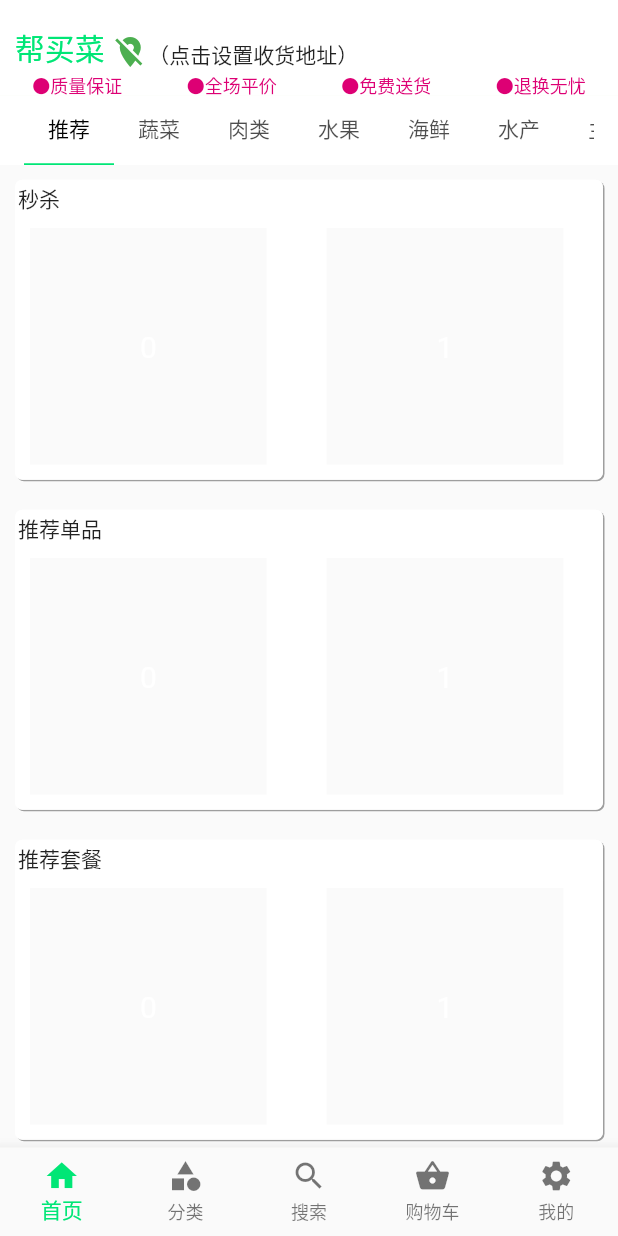
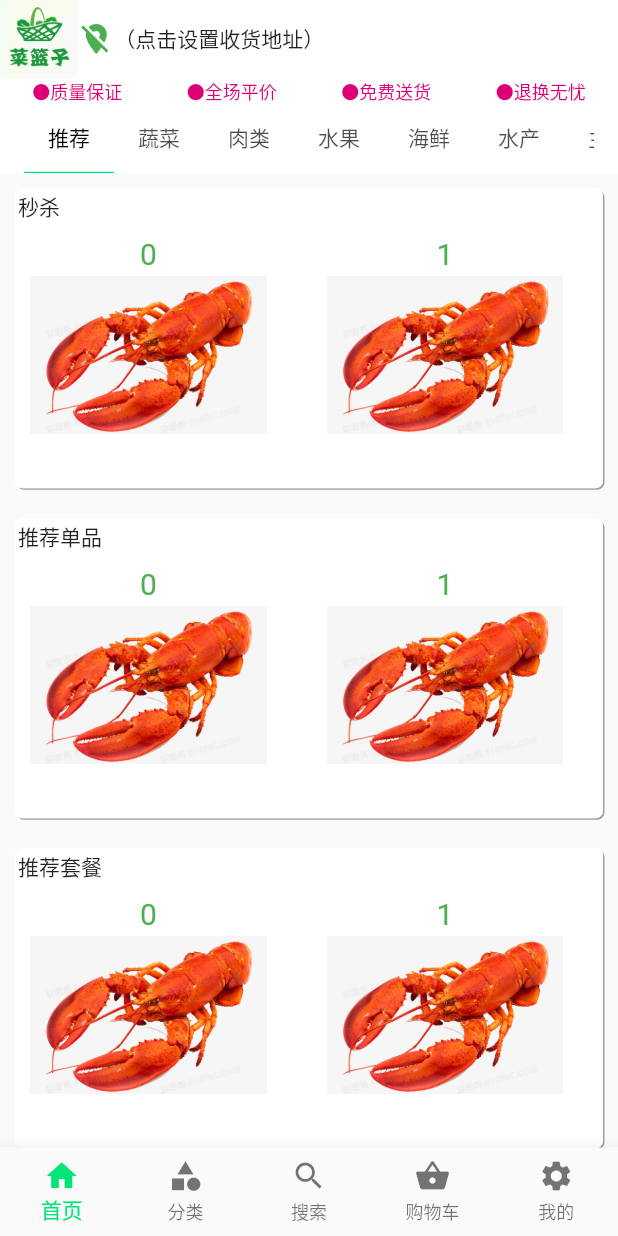
Before and after one commit to raygong1207/test, a Flutter app: the screen it shows after launch, on a phone screen of 412 x 824 dp. Run offline on Flutter 3.47's test engine with Material 2 defaults, Android fonts, the phone set to English and light mode, and no system bars.

Commit message:
before re-arch the dirs and files

```diff
--- a/bangmc/lib/pages/HomePage.dart
+++ b/bangmc/lib/pages/HomePage.dart
@@ -113,7 +113,7 @@
         child: Column(
           children: <Widget>[
             Expanded(
-                flex: 1,
+                flex: 0,
                 child: Padding(
                   padding: EdgeInsets.fromLTRB(0, 0, 0, 0),
                   child: Container(
@@ -155,7 +155,7 @@
                   ),
                 )),
             Expanded(
-                flex: 2,
+                flex: 3,
                 child: Padding(
                   padding: EdgeInsets.fromLTRB(0, 0, 0, 0),
                   child: Container(
@@ -211,20 +211,22 @@
                                   mainAxisSize: MainAxisSize.min,
                                   mainAxisAlignment:
                                       MainAxisAlignment.spaceBetween,
-                                  crossAxisAlignment: CrossAxisAlignment.end,
+                                  crossAxisAlignment: CrossAxisAlignment.center,
                                   children: <Widget>[
                                     // Icon(
                                     //   Icons.location_off,
                                     //   color: Colors.green,
                                     // ),
-                                    Text("  帮买菜 ",
-                                        style: TextStyle(
-                                          color: getGlobalColorFont(context),
-                                          decoration: TextDecoration.none,
-                                          fontSize: 20.0,
-                                          // fontStyle: FontStyle.normal,
-                                          // fontFamily:
-                                        )),
+                                    // Image.asset("images/3.0x/logo4.jpg"),
+                                    Image.asset("lib/res/logo2.jpg"),
+                                    // Text("  帮买菜 ",
+                                    //     style: TextStyle(
+                                    //       color: getGlobalColorFont(context),
+                                    //       decoration: TextDecoration.none,
+                                    //       fontSize: 20.0,
+                                    //       // fontStyle: FontStyle.normal,
+                                    //       // fontFamily:
+                                    //     )),
                                     Icon(
                                       Icons.location_off,
                                       color: Colors.green,
@@ -468,7 +470,7 @@
     return Column(
       children: <Widget>[
         genAppBarHomePage(context, 1),
-        genPageHomeBody(context, 11),
+        genPageHomeBody(context, 10),
       ],
     );
   }
--- a/bangmc/lib/pages/test.dart
+++ b/bangmc/lib/pages/test.dart
@@ -1,3 +1,5 @@
+import 'dart:math';
+
 import 'package:flutter/material.dart';
 import 'package:flutter/services.dart';
 import '../common/common.dart';
@@ -175,12 +177,25 @@
   }
 }
 
+List itemPics = [
+  "lib/res/haixian/haixian_longxiao01.jpg",
+  "lib/res/shucai/shucai_xilanhua01.jpg",
+  "lib/res/shuiguo/shuiguo_mugua01.jpg",
+  "lib/res/shushi/shushi_lurou01.jpg",
+  "lib/res/yinliao/yinliao_pijiu_jiashibo01.jpg",
+];
+
 List<String> getDataList() {
   List<String> list = [];
   for (int i = 0; i < 50; i++) {
     list.add(i.toString());
   }
   return list;
+}
+
+int getRandom(int min, int max) {
+  var rand = new Random();
+  return rand.nextInt(max);
 }
 
 List<Widget> getWidgetList(BuildContext context) {
@@ -191,14 +206,25 @@
   return Padding(
     padding: EdgeInsets.fromLTRB(10, 10, 10, 10),
     child: Container(
-      alignment: Alignment.center,
-      child: Text(
-        item,
-        style: TextStyle(color: Colors.white, fontSize: 20),
-      ),
-      color: getGlobalColorBackgroundLv4ItemContentPage(context),
-      // color: Colors.blue,
-    ),
+        // color: getGlobalColorBackgroundLv4ItemContentPage(context),
+        // color: Colors.blue,
+        alignment: Alignment.center,
+        decoration: BoxDecoration(
+            image: DecorationImage(image: AssetImage(itemPics[getRandom(0, 4)]))
+            // color: Colors.getGlobalColorBackgroundLv4ItemContentPage(context),
+            // image:Image.asset(
+            //     itemPics[getRandom(0, 4)],
+            //     fit: BoxFit.scaleDown,
+            //   ),
+            ),
+        child: Column(
+          children: <Widget>[
+            Text(
+              item,
+              style: TextStyle(color: Colors.green, fontSize: 20),
+            ),
+          ],
+        )),
   );
 }
 
```
Also changed, not shown: bangmc/pubspec.yaml (+10 -0 lines), bangmc/lib/res/haixian/haixian_longxiao01.jpg (added), bangmc/lib/res/shucai/shucai_xilanhua01.jpg (added), bangmc/lib/res/shuiguo/shuiguo_mugua01.jpg (added), bangmc/lib/res/shushi/shushi_lurou01.jpg (added), bangmc/lib/res/yinliao/yinliao_pijiu_jiashibo01.jpg (added).
